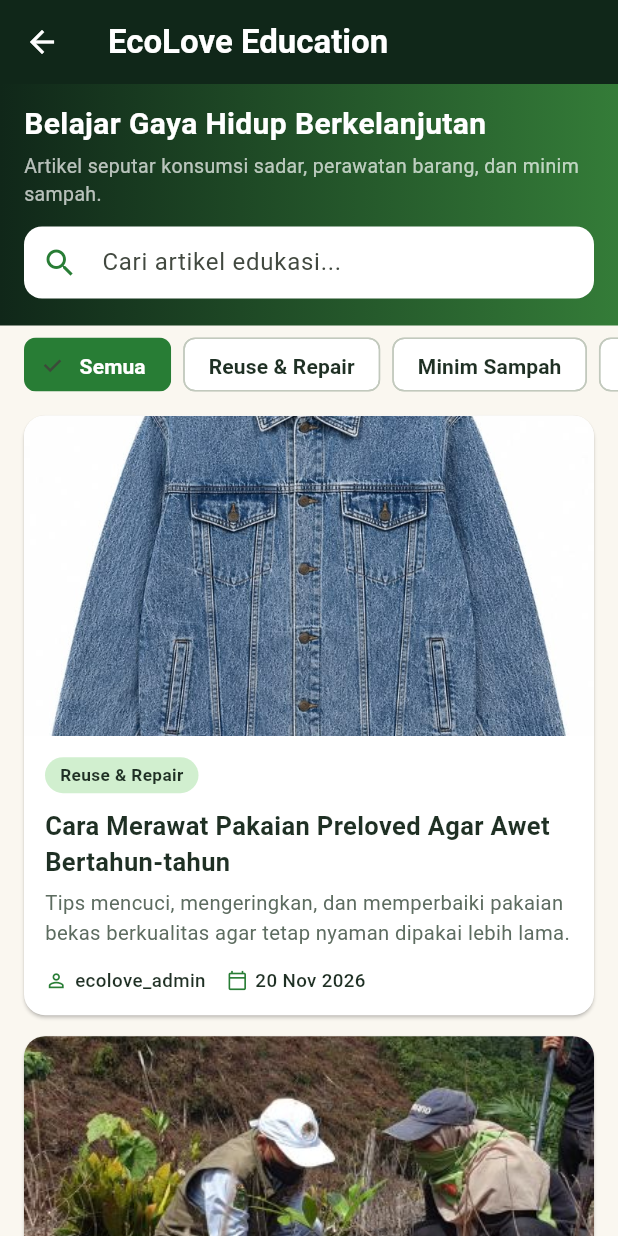
After one commit to pbp-c-kelompok05/EcoLove-Mobile, a Flutter app: the EducationPage screen opened directly, on a phone screen of 412 x 824 dp. The commit adds this screen. Run offline on Flutter 3.47's test engine with Material 3 defaults, Android fonts, the phone set to English and light mode, and no system bars.

Commit message:
feat(education): add education pages and wire landing navigation

```diff
--- /dev/null
+++ b/lib/features/education/models/education_model.dart
@@ -0,0 +1,106 @@
+class EducationArticle {
+  final String id;
+  final String title;
+  final String category;
+  final String categoryLabel;
+  final String summary;
+  final String body;
+  final String? imageAsset;
+  final String? imageUrl;
+  final String authorName;
+  final DateTime createdAt;
+  final DateTime updatedAt;
+
+  const EducationArticle({
+    required this.id,
+    required this.title,
+    required this.category,
+    required this.categoryLabel,
+    required this.summary,
+    required this.body,
+    this.imageAsset,
+    this.imageUrl,
+    required this.authorName,
+    required this.createdAt,
+    required this.updatedAt,
+  });
+
+  factory EducationArticle.fromJson(Map<String, dynamic> json) {
+    final created =
+        DateTime.tryParse(json['created_at']?.toString() ?? '') ??
+        DateTime.now();
+    return EducationArticle(
+      id: json['id']?.toString() ?? '',
+      title: json['title']?.toString() ?? '',
+      category: json['category']?.toString() ?? 'reuse',
+      categoryLabel: json['category_label']?.toString() ?? 'Reuse & Repair',
+      summary: json['summary']?.toString() ?? '',
+      body: json['body']?.toString() ?? '',
+      imageUrl: json['image']?.toString(),
+      authorName: json['author_name']?.toString() ?? 'EcoLove Editorial',
+      createdAt: created,
+      updatedAt:
+          DateTime.tryParse(json['updated_at']?.toString() ?? '') ?? created,
+    );
+  }
+}
+
+final List<EducationArticle> sampleEducationArticles = [
+  EducationArticle(
+    id: 'edu-001',
+    title: 'Cara Merawat Pakaian Preloved Agar Awet Bertahun-tahun',
+    category: 'reuse',
+    categoryLabel: 'Reuse & Repair',
+    summary:
+        'Tips mencuci, mengeringkan, dan memperbaiki pakaian bekas berkualitas agar tetap nyaman dipakai lebih lama.',
+    body:
+        'Memperpanjang masa pakai pakaian adalah salah satu cara paling efektif untuk mengurangi limbah tekstil.\n\n'
+        '1. Cuci dengan air dingin dan deterjen lembut agar serat kain tidak cepat rusak.\n'
+        '2. Hindari mesin pengering bersuhu tinggi; jemur di tempat teduh dengan sirkulasi udara baik.\n'
+        '3. Segera jahit kancing yang longgar atau robekan kecil sebelum melebar.\n\n'
+        'Dengan perawatan sederhana, pakaian preloved pilihanmu bisa terus menemani aktivitas harian dengan konsep Love Me Again.',
+    imageAsset: 'assets/images/product_jacket.jpg',
+    authorName: 'ecolove_admin',
+    createdAt: DateTime(2026, 11, 20),
+    updatedAt: DateTime(2026, 11, 20),
+  ),
+  EducationArticle(
+    id: 'edu-002',
+    title: 'Panduan Pemula Memilah Sampah Organik dan Anorganik di Rumah',
+    category: 'waste',
+    categoryLabel: 'Minim Sampah',
+    summary:
+        'Langkah praktis menyiapkan dua wadah pilah sederhana dan memulai kompos rumahan tanpa bau.',
+    body:
+        'Memilah sampah dari sumbernya memudahkan proses daur ulang dan mengurangi timbulan sampah ke TPA.\n\n'
+        '• Sampah Organik: sisa sayur, kulit buah, ampas kopi, dan daun kering dapat diolah menjadi kompos.\n'
+        '• Sampah Anorganik Terpilah: bersihkan dan keringkan botol plastik, kardus, serta kaleng sebelum disetor ke bank sampah.\n'
+        '• Residu: minimalkan penggunaan kemasan sekali pakai sejak saat berbelanja.\n\n'
+        'Mulai dari satu kebiasaan kecil setiap hari untuk perubahan lingkungan yang nyata.',
+    imageAsset: 'assets/images/event_planting.jpg',
+    authorName: 'ecolove_admin',
+    createdAt: DateTime(2026, 11, 18),
+    updatedAt: DateTime(2026, 11, 18),
+  ),
+  EducationArticle(
+    id: 'edu-003',
+    title: 'Konsumsi Sadar: 5 Pertanyaan Sebelum Membeli Barang Baru',
+    category: 'lifestyle',
+    categoryLabel: 'Gaya Hidup',
+    summary:
+        'Kerangka berpikir sederhana untuk menghindari pembelian impulsif dan memilih alternatif preloved atau lokal.',
+    body:
+        'Konsumsi sadar bukan berarti berhenti membeli, melainkan memilih barang yang benar-benar dibutuhkan dan tahan lama.\n\n'
+        'Sebelum checkout, tanyakan pada diri sendiri:\n'
+        '1. Apakah saya sudah punya barang serupa di rumah?\n'
+        '2. Apakah barang ini bisa dibeli dalam kondisi preloved?\n'
+        '3. Seberapa sering saya akan memakainya dalam 6 bulan ke depan?\n'
+        '4. Apakah bahannya mudah diperbaiki jika rusak?\n'
+        '5. Bagaimana dampaknya setelah tidak terpakai lagi?\n\n'
+        'Pilihan kecil saat berbelanja membantu membangun ekonomi sirkular yang lebih sehat.',
+    imageAsset: 'assets/images/product_woven_bag.jpg',
+    authorName: 'ecolove_admin',
+    createdAt: DateTime(2026, 11, 15),
+    updatedAt: DateTime(2026, 11, 15),
+  ),
+];
--- /dev/null
+++ b/lib/features/education/presentation/pages/education_page.dart
@@ -0,0 +1,299 @@
+import 'package:flutter/material.dart';
+
+import '../../models/education_model.dart';
+import 'education_detail_page.dart';
+
+class EducationPage extends StatefulWidget {
+  const EducationPage({super.key});
+
+  @override
+  State<EducationPage> createState() => _EducationPageState();
+}
+
+class _EducationPageState extends State<EducationPage> {
+  static const Color _green = Color(0xFF287D35);
+  static const Color _darkGreen = Color(0xFF102719);
+  static const Color _cream = Color(0xFFFAF7F0);
+  static const Color _ink = Color(0xFF1F3024);
+
+  String _searchQuery = '';
+  String _selectedCategory = 'all';
+
+  static const List<Map<String, String>> _categories = [
+    {'value': 'all', 'label': 'Semua'},
+    {'value': 'reuse', 'label': 'Reuse & Repair'},
+    {'value': 'waste', 'label': 'Minim Sampah'},
+    {'value': 'lifestyle', 'label': 'Gaya Hidup'},
+  ];
+
+  List<EducationArticle> get _filteredArticles {
+    return sampleEducationArticles.where((article) {
+      final matchesCategory =
+          _selectedCategory == 'all' || article.category == _selectedCategory;
+      final query = _searchQuery.trim().toLowerCase();
+      final matchesQuery =
+          query.isEmpty ||
+          article.title.toLowerCase().contains(query) ||
+          article.summary.toLowerCase().contains(query) ||
+          article.body.toLowerCase().contains(query);
+      return matchesCategory && matchesQuery;
+    }).toList();
+  }
+
+  String _formatDate(DateTime dt) {
+    const months = [
+      'Jan',
+      'Feb',
+      'Mar',
+      'Apr',
+      'Mei',
+      'Jun',
+      'Jul',
+      'Agu',
+      'Sep',
+      'Okt',
+      'Nov',
+      'Des',
+    ];
+    return '${dt.day} ${months[dt.month - 1]} ${dt.year}';
+  }
+
+  @override
+  Widget build(BuildContext context) {
+    final articles = _filteredArticles;
+
+    return Scaffold(
+      backgroundColor: _cream,
+      appBar: AppBar(
+        backgroundColor: _darkGreen,
+        foregroundColor: Colors.white,
+        title: const Text(
+          'EcoLove Education',
+          style: TextStyle(fontWeight: FontWeight.w700),
+        ),
+      ),
+      body: Column(
+        children: [
+          Container(
+            width: double.infinity,
+            decoration: const BoxDecoration(
+              gradient: LinearGradient(
+                colors: [_darkGreen, Color(0xFF347C38)],
+                begin: Alignment.centerLeft,
+                end: Alignment.centerRight,
+              ),
+            ),
+            padding: const EdgeInsets.fromLTRB(16, 12, 16, 18),
+            child: Column(
+              crossAxisAlignment: CrossAxisAlignment.start,
+              children: [
+                const Text(
+                  'Belajar Gaya Hidup Berkelanjutan',
+                  style: TextStyle(
+                    color: Colors.white,
+                    fontSize: 20,
+                    fontWeight: FontWeight.w700,
+                  ),
+                ),
+                const SizedBox(height: 4),
+                const Text(
+                  'Artikel seputar konsumsi sadar, perawatan barang, dan minim sampah.',
+                  style: TextStyle(color: Colors.white70, fontSize: 13),
+                ),
+                const SizedBox(height: 12),
+                TextField(
+                  onChanged: (value) => setState(() => _searchQuery = value),
+                  decoration: InputDecoration(
+                    hintText: 'Cari artikel edukasi...',
+                    prefixIcon: const Icon(Icons.search, color: _green),
+                    filled: true,
+                    fillColor: Colors.white,
+                    contentPadding: const EdgeInsets.symmetric(vertical: 10),
+                    border: OutlineInputBorder(
+                      borderRadius: BorderRadius.circular(12),
+                      borderSide: BorderSide.none,
+                    ),
+                  ),
+                ),
+              ],
+            ),
+          ),
+          SizedBox(
+            height: 52,
+            child: ListView.separated(
+              padding: const EdgeInsets.symmetric(horizontal: 16, vertical: 8),
+              scrollDirection: Axis.horizontal,
+              itemCount: _categories.length,
+              separatorBuilder: (_, _) => const SizedBox(width: 8),
+              itemBuilder: (context, index) {
+                final item = _categories[index];
+                final isSelected = _selectedCategory == item['value'];
+                return ChoiceChip(
+                  label: Text(item['label']!),
+                  selected: isSelected,
+                  selectedColor: _green,
+                  backgroundColor: Colors.white,
+                  labelStyle: TextStyle(
+                    color: isSelected ? Colors.white : _ink,
+                    fontWeight: FontWeight.w600,
+                  ),
+                  onSelected: (_) {
+                    setState(() => _selectedCategory = item['value']!);
+                  },
+                );
+              },
+            ),
+          ),
+          Expanded(
+            child: articles.isEmpty
+                ? const Center(
+                    child: Text(
+                      'Tidak ada artikel yang sesuai pencarian.',
+                      style: TextStyle(color: Color(0xFF68766B)),
+                    ),
+                  )
+                : ListView.separated(
+                    padding: const EdgeInsets.fromLTRB(16, 8, 16, 24),
+                    itemCount: articles.length,
+                    separatorBuilder: (_, _) => const SizedBox(height: 14),
+                    itemBuilder: (context, index) {
+                      final article = articles[index];
+                      return _EducationCard(
+                        article: article,
+                        dateLabel: _formatDate(article.createdAt),
+                        onTap: () {
+                          Navigator.of(context).push(
+                            MaterialPageRoute<void>(
+                              builder: (_) =>
+                                  EducationDetailPage(article: article),
+                            ),
+                          );
+                        },
+                      );
+                    },
+                  ),
+          ),
+        ],
+      ),
+    );
+  }
+}
+
+class _EducationCard extends StatelessWidget {
+  final EducationArticle article;
+  final String dateLabel;
+  final VoidCallback onTap;
+
+  const _EducationCard({
+    required this.article,
+    required this.dateLabel,
+    required this.onTap,
+  });
+
+  static const Color _green = Color(0xFF287D35);
+  static const Color _mint = Color(0xFFD1EFCF);
+  static const Color _ink = Color(0xFF1F3024);
+
+  @override
+  Widget build(BuildContext context) {
+    return Material(
+      color: Colors.white,
+      borderRadius: BorderRadius.circular(14),
+      clipBehavior: Clip.antiAlias,
+      elevation: 1,
+      child: InkWell(
+        onTap: onTap,
+        child: Column(
+          crossAxisAlignment: CrossAxisAlignment.start,
+          children: [
+            if (article.imageAsset != null)
+              AspectRatio(
+                aspectRatio: 16 / 9,
+                child: Image.asset(article.imageAsset!, fit: BoxFit.cover),
+              ),
+            Padding(
+              padding: const EdgeInsets.all(14),
+              child: Column(
+                crossAxisAlignment: CrossAxisAlignment.start,
+                children: [
+                  Container(
+                    padding: const EdgeInsets.symmetric(
+                      horizontal: 10,
+                      vertical: 4,
+                    ),
+                    decoration: BoxDecoration(
+                      color: _mint,
+                      borderRadius: BorderRadius.circular(16),
+                    ),
+                    child: Text(
+                      article.categoryLabel,
+                      style: const TextStyle(
+                        color: _ink,
+                        fontSize: 11.5,
+                        fontWeight: FontWeight.w600,
+                      ),
+                    ),
+                  ),
+                  const SizedBox(height: 10),
+                  Text(
+                    article.title,
+                    style: const TextStyle(
+                      fontSize: 17,
+                      fontWeight: FontWeight.w700,
+                      color: _ink,
+                    ),
+                  ),
+                  const SizedBox(height: 6),
+                  Text(
+                    article.summary,
+                    maxLines: 2,
+                    overflow: TextOverflow.ellipsis,
+                    style: const TextStyle(
+                      color: Color(0xFF5D6C60),
+                      fontSize: 13.5,
+                      height: 1.45,
+                    ),
+                  ),
+                  const SizedBox(height: 12),
+                  Row(
+                    children: [
+                      const Icon(
+                        Icons.person_outline,
+                        size: 15,
+                        color: _green,
+                      ),
+                      const SizedBox(width: 5),
+                      Text(
+                        article.authorName,
+                        style: const TextStyle(
+                          fontSize: 12.5,
+                          color: _ink,
+                          fontWeight: FontWeight.w500,
+                        ),
+                      ),
+                      const SizedBox(width: 14),
+                      const Icon(
+                        Icons.calendar_today_outlined,
+                        size: 14,
+                        color: _green,
+                      ),
+                      const SizedBox(width: 5),
+                      Text(
+                        dateLabel,
+                        style: const TextStyle(
+                          fontSize: 12.5,
+                          color: _ink,
+                          fontWeight: FontWeight.w500,
+                        ),
+                      ),
+                    ],
+                  ),
+                ],
+              ),
+            ),
+          ],
+        ),
+      ),
+    );
+  }
+}
```
Also changed, not shown: lib/features/education/presentation/pages/education_detail_page.dart (added, +156 -0 lines), lib/features/home/presentation/landing_page.dart (+8 -5 lines).
